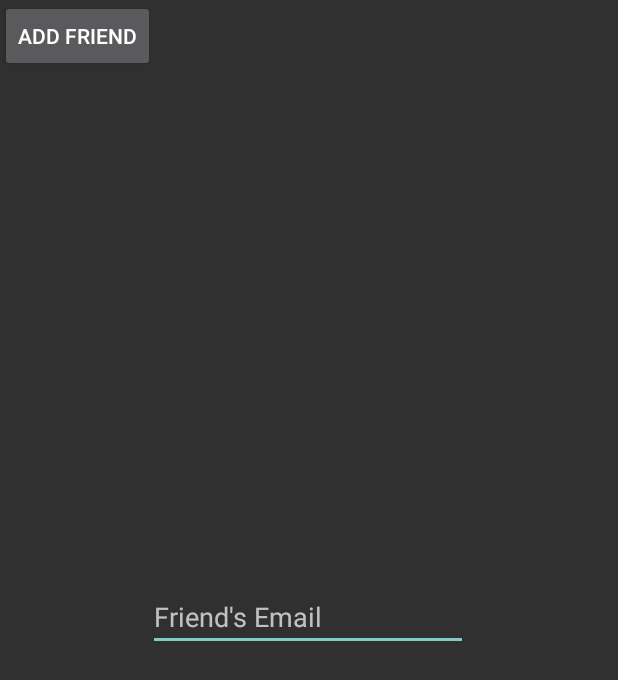
After one commit to nikkangh/catchUp, an Android app: the EmailActivity screen opened directly, with no data from a screen before it, on a phone screen of 412 x 824 dp. The commit adds this screen. Shown: the top 680 px of the screen. Run offline under Robolectric (Android 15) with nearby library versions, the phone set to English and light mode, and no system bars.

Commit message:
added EmailActivity for inviting friends via email. Done except for database part.

```diff
--- a/FinalProject/app/src/main/AndroidManifest.xml
+++ b/FinalProject/app/src/main/AndroidManifest.xml
@@ -30,7 +30,8 @@
             android:value="27c61feac6cf48738b10a90b8ab7b30d" />
 
         <activity android:name=".SurveyActivity" />
-        <activity android:name=".InviteActivity"></activity>
+        <activity android:name=".InviteActivity" />
+        <activity android:name=".EmailActivity"></activity>
     </application>
 
 </manifest>
--- /dev/null
+++ b/FinalProject/app/src/main/java/edu/usc/cs404/catchup/EmailActivity.java
@@ -0,0 +1,38 @@
+package edu.usc.cs404.catchup;
+
+import android.support.v7.app.AppCompatActivity;
+import android.os.Bundle;
+import android.view.View;
+import android.widget.EditText;
+import android.widget.Toast;
+
+public class EmailActivity extends AppCompatActivity {
+
+    @Override
+    protected void onCreate(Bundle savedInstanceState) {
+        super.onCreate(savedInstanceState);
+        setContentView(R.layout.activity_email);
+    }
+
+    public void get(View v){
+        EditText edit = (EditText)findViewById(R.id.emailText);
+        String result = edit.getText().toString();
+
+        //print email for debugging purposes
+        Toast.makeText(getApplicationContext(), result, Toast.LENGTH_SHORT).show();
+
+        //CHECK database to see if email exists. if so, add friends!
+        try {
+            //Code for checking DB
+            //code
+            Toast.makeText(getApplicationContext(), "Friend-Name Added!",
+                    Toast.LENGTH_LONG).show();
+        } catch (Exception e) {
+            //Here we can display a fail message and invite the friend to the app
+            Toast.makeText(getApplicationContext(),
+                    "Invite to Catchup sent!",
+                    Toast.LENGTH_LONG).show();
+            e.printStackTrace();
+        }
+    }
+}
--- a/FinalProject/app/src/main/java/edu/usc/cs404/catchup/LogInActivity.java
+++ b/FinalProject/app/src/main/java/edu/usc/cs404/catchup/LogInActivity.java
@@ -110,7 +110,7 @@ public class LogInActivity extends AppCompatActivity {
 
                             //**NOTE** If user cuisine preference from data base is empty, then go to SURVEY:
                             //Intent i = new Intent(getApplicationContext(), SurveyActivity.class);
-                            Intent i = new Intent(getApplicationContext(), InviteActivity.class);
+                            Intent i = new Intent(getApplicationContext(), EmailActivity.class);
                             startActivity(i);
 
                             //ELSE go to SEARCH
--- /dev/null
+++ b/FinalProject/app/src/main/res/layout/activity_email.xml
@@ -0,0 +1,34 @@
+<?xml version="1.0" encoding="utf-8"?>
+<android.support.constraint.ConstraintLayout xmlns:android="http://schemas.android.com/apk/res/android"
+    xmlns:app="http://schemas.android.com/apk/res-auto"
+    xmlns:tools="http://schemas.android.com/tools"
+    android:layout_width="match_parent"
+    android:layout_height="match_parent"
+    tools:context="edu.usc.cs404.catchup.EmailActivity">
+
+    <EditText
+        android:id="@+id/emailText"
+        android:layout_width="wrap_content"
+        android:layout_height="wrap_content"
+        android:layout_marginBottom="261dp"
+        android:layout_marginEnd="85dp"
+        android:layout_marginStart="84dp"
+        android:layout_marginTop="260dp"
+        android:ems="10"
+        android:hint="Friend's Email"
+        android:inputType="textEmailAddress"
+        app:layout_constraintBottom_toBottomOf="parent"
+        app:layout_constraintEnd_toEndOf="parent"
+        app:layout_constraintStart_toStartOf="parent"
+        app:layout_constraintTop_toTopOf="parent" />
+
+    <Button
+        android:id="@+id/emailSubmit"
+        android:layout_width="wrap_content"
+        android:layout_height="wrap_content"
+        android:onClick="get"
+        android:text="Add Friend"
+        android:textAlignment="center"
+        tools:layout_editor_absoluteX="142dp"
+        tools:layout_editor_absoluteY="320dp" />
+</android.support.constraint.ConstraintLayout>
```
